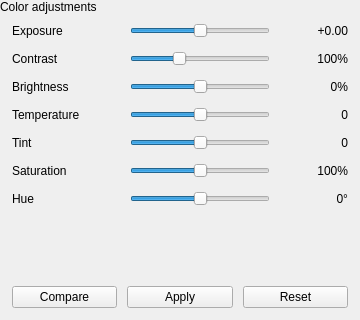
This is qimgv/gui/overlays/coloradjustmentsoverlay.ui in hadoooooouken/qimgv-plus as Qt 5 draws it before an edit. The edited form follows.
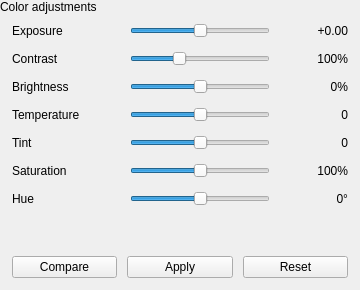
This is the edited form. Custom widgets are drawn as their Qt base class.

Diff of the .ui file:
```diff
--- a/qimgv/gui/overlays/coloradjustmentsoverlay.ui
+++ b/qimgv/gui/overlays/coloradjustmentsoverlay.ui
@@ -7,7 +7,7 @@
     <x>0</x>
     <y>0</y>
     <width>360</width>
-    <height>320</height>
+    <height>290</height>
    </rect>
   </property>
   <property name="sizePolicy">
@@ -19,13 +19,13 @@
   <property name="minimumSize">
    <size>
     <width>360</width>
-    <height>320</height>
+    <height>290</height>
    </size>
   </property>
   <property name="maximumSize">
    <size>
     <width>360</width>
-    <height>320</height>
+    <height>290</height>
    </size>
   </property>
   <property name="windowTitle">
@@ -696,7 +696,7 @@
         <property name="sizeHint" stdset="0">
          <size>
           <width>20</width>
-          <height>8</height>
+           <height>4</height>
          </size>
         </property>
        </spacer>
```
Lines whose indentation alone changed are shown as unchanged.
